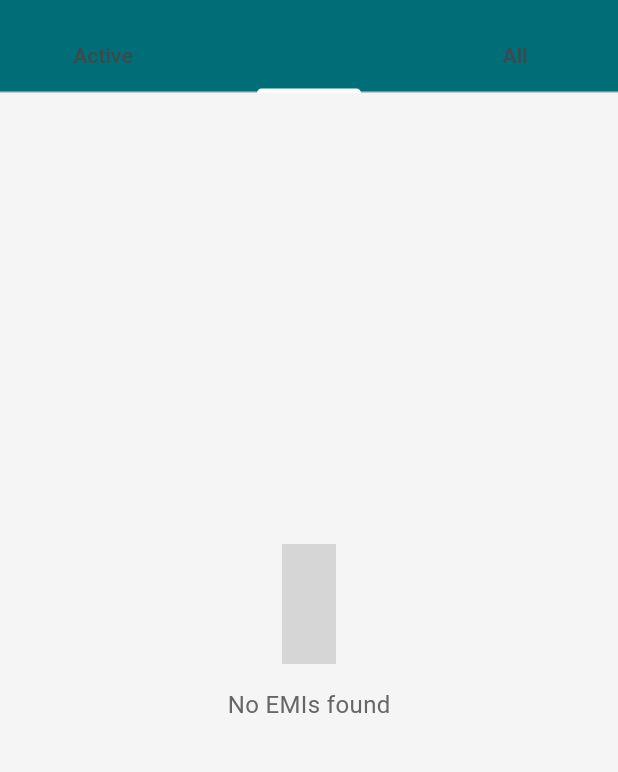
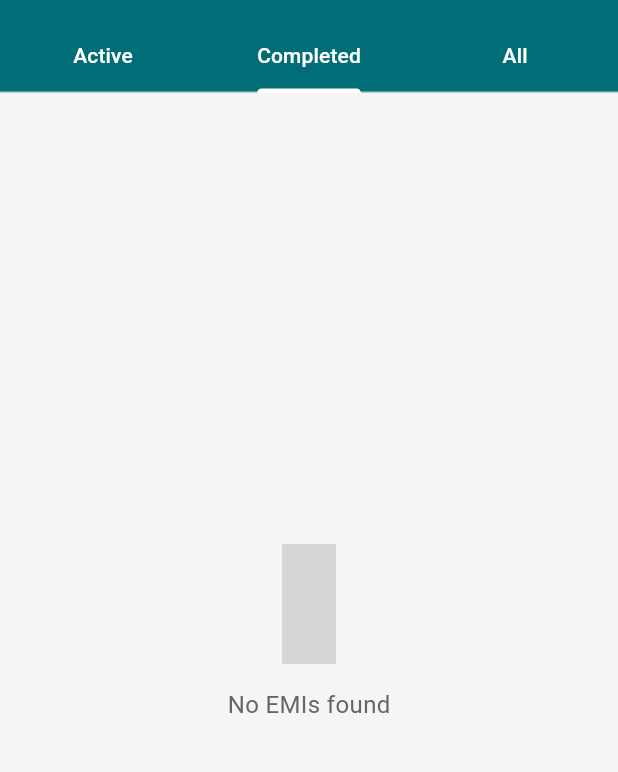
Before and after one commit to Nkmeoo7/asbrand_frontend, a Flutter app: the MyEmisScreen screen opened directly, tab 2 chosen, on a phone screen of 412 x 824 dp, the part 63-835 px from its top. Run offline on Flutter 3.47's test engine with Material 3 defaults, Android fonts, the phone set to English and light mode, and no system bars; our stand-ins replace flutter_secure_storage, iconsax_flutter; missing offline and left inert: razorpay_flutter; accounts and stored records are empty; network calls fail; grey boxes are pictures that could not be loaded.

Commit message:
linked emi page

```diff
--- a/lib/main.dart
+++ b/lib/main.dart
@@ -1,3 +1,4 @@
+import 'package:asbrand_frontend/screens/credit/credit_dashboard_screen.dart';
 import 'package:flutter/material.dart';
 import 'package:provider/provider.dart';
 import 'core/theme.dart';
@@ -64,7 +65,7 @@ class _MainNavigationScreenState extends State<MainNavigationScreen> {
           HomeScreen(),
           _PlaceholderScreen(title: 'Stores', icon: Icons.store),
           CategoriesScreen(),
-          _PlaceholderScreen(title: 'My EMIs', icon: Icons.calendar_month),
+          MyEmisScreen(),
           _WishlistScreen(),
         ],
       ),
--- a/lib/screens/categories/categories_screen.dart
+++ b/lib/screens/categories/categories_screen.dart
@@ -23,8 +23,8 @@ class _CategoriesScreenState extends State<CategoriesScreen> {
         title: RichText(
           text: const TextSpan(
             children: [
-              TextSpan(text: 'snap', style: TextStyle(fontSize: 22, fontWeight: FontWeight.bold, color: Colors.white)),
-              TextSpan(text: 'mint', style: TextStyle(fontSize: 22, fontWeight: FontWeight.bold, color: Color(0xFF83C5BE))),
+              TextSpan(text: 'As', style: TextStyle(fontSize: 22, fontWeight: FontWeight.bold, color: Colors.white)),
+              TextSpan(text: 'Brand', style: TextStyle(fontSize: 22, fontWeight: FontWeight.bold, color: Color(0xFF83C5BE))),
             ],
           ),
         ),
--- a/lib/screens/checkout/checkout_screen.dart
+++ b/lib/screens/checkout/checkout_screen.dart
@@ -476,7 +476,7 @@ void _navigateToSuccess(String orderId, double total) { // Add total as paramete
 
   void _showError(String message) {
     ScaffoldMessenger.of(context).showSnackBar(
-      SnackBar(content: Text(message), backgroundColor: Colors.red),
+      SnackBar(content: Text('Payment Window Closed'), backgroundColor: Colors.red),
     );
   }
 }
--- a/lib/screens/credit/credit_dashboard_screen.dart
+++ b/lib/screens/credit/credit_dashboard_screen.dart
@@ -484,7 +484,9 @@ class _MyEmisScreenState extends State<MyEmisScreen> with SingleTickerProviderSt
         bottom: TabBar(
           controller: _tabController,
           indicatorColor: Colors.white,
-          tabs: const [
+          labelColor: Colors.white,
+          unselectedLabelColor: Colors.white,
+          tabs: [
             Tab(text: 'Active'),
             Tab(text: 'Completed'),
             Tab(text: 'All'),
```
